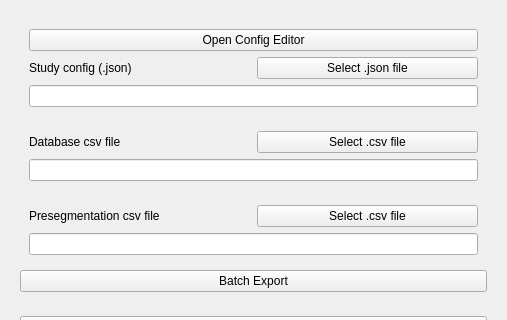
Qt form GenericSpecimenManager/Resources/UI/GenericSpecimenManager.ui (dfajtai/GenericSpecimenManager) before a commit; both pictures show x 0 to 507 and y 0 to 320 of the 507 by 760 pixel window.
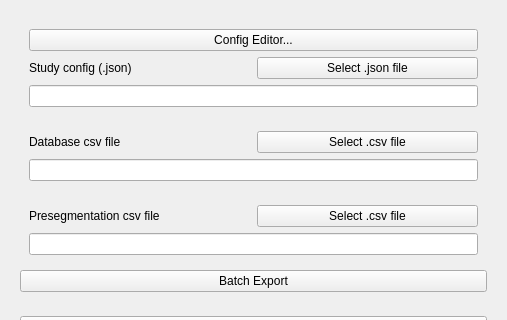
The same form after that commit. Custom widgets are drawn as their Qt base class.

Patch:
```diff
--- a/GenericSpecimenManager/Resources/UI/GenericSpecimenManager.ui
+++ b/GenericSpecimenManager/Resources/UI/GenericSpecimenManager.ui
@@ -49,7 +49,7 @@
          <item row="0" column="0" colspan="2">
           <widget class="QPushButton" name="btnConfigEditor">
            <property name="text">
-            <string>Open Config Editor</string>
+            <string>Config Editor...</string>
            </property>
           </widget>
          </item>
```
Left out of the diff: 9 changed lines with no effect on the pictures.
